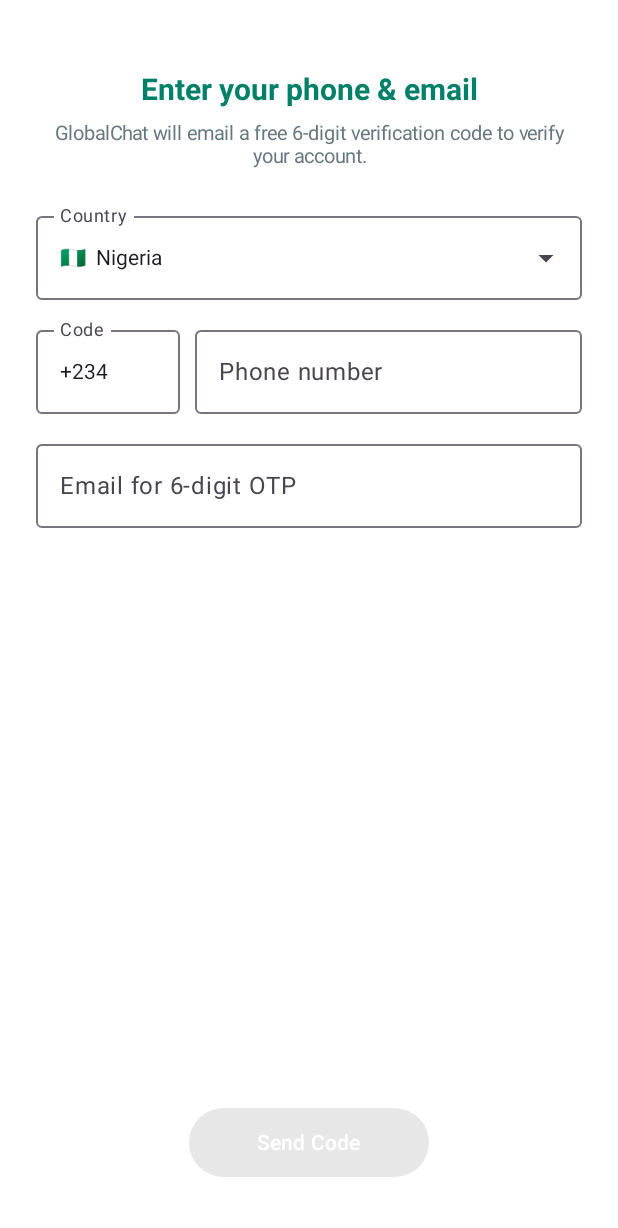
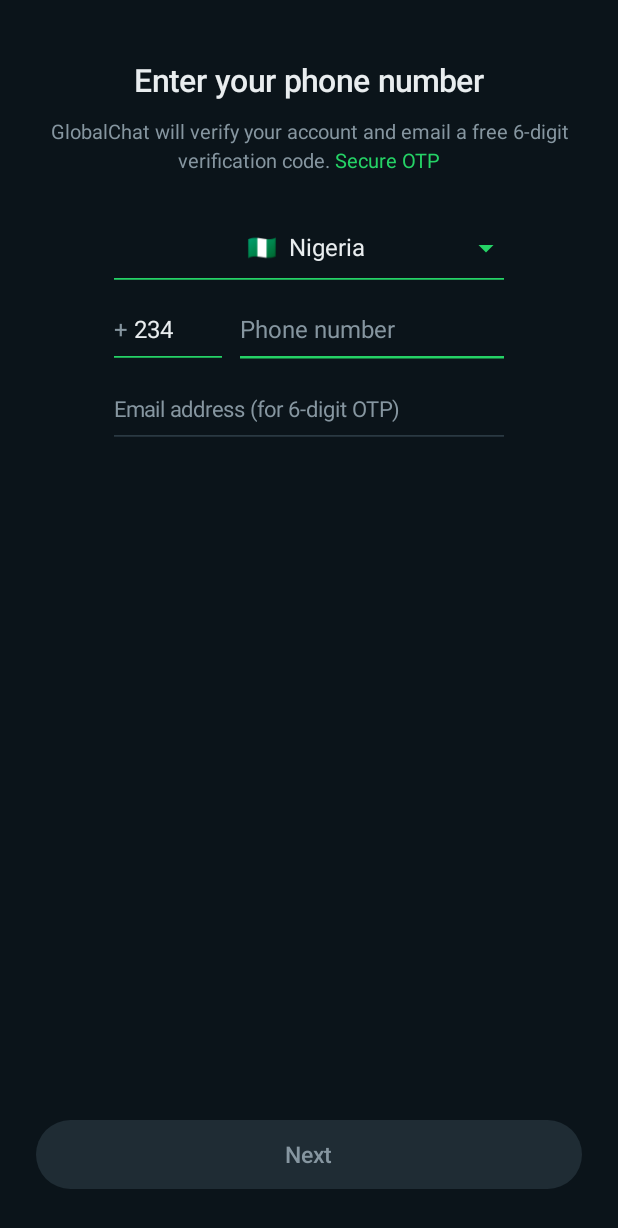
Before and after one commit to olawale341/VIA, an Android app built with Jetpack Compose: the composable PhoneEntryScreen called with empty values, on a phone screen of 412 x 824 dp. Shown: the top 1228 px of the screen. Run offline under Robolectric (Android 15) with nearby library versions, the phone set to English and light mode, and no system bars.

Commit message:
Update OnboardingScreens.kt

```diff
--- a/android-app/app/src/main/java/com/globalchat/android/ui/OnboardingScreens.kt
+++ b/android-app/app/src/main/java/com/globalchat/android/ui/OnboardingScreens.kt
@@ -10,6 +10,7 @@ import androidx.compose.foundation.clickable
 import androidx.compose.foundation.layout.*
 import androidx.compose.foundation.shape.CircleShape
 import androidx.compose.foundation.shape.RoundedCornerShape
+import androidx.compose.foundation.text.BasicTextField
 import androidx.compose.foundation.text.KeyboardOptions
 import androidx.compose.material.icons.Icons
 import androidx.compose.material.icons.filled.*
@@ -19,52 +20,58 @@ import androidx.compose.ui.Alignment
 import androidx.compose.ui.Modifier
 import androidx.compose.ui.draw.clip
 import androidx.compose.ui.graphics.Color
+import androidx.compose.ui.graphics.SolidColor
 import androidx.compose.ui.layout.ContentScale
 import androidx.compose.ui.platform.LocalContext
+import androidx.compose.ui.text.SpanStyle
+import androidx.compose.ui.text.TextStyle
+import androidx.compose.ui.text.buildAnnotatedString
 import androidx.compose.ui.text.font.FontWeight
 import androidx.compose.ui.text.input.KeyboardType
 import androidx.compose.ui.text.style.TextAlign
+import androidx.compose.ui.text.withStyle
 import androidx.compose.ui.unit.dp
 import androidx.compose.ui.unit.sp
 import com.globalchat.android.model.supportedCountries
 import kotlinx.coroutines.delay
 
-private val WaGreen = Color(0xFF008069)
-private val WaBrightGreen = Color(0xFF1DAB61)
-
 @Composable
 fun WelcomeScreen(onAgree: () -> Unit) {
+    val p = LocalWaPalette.current
     Column(
-        modifier = Modifier.fillMaxSize().background(Color.White).padding(28.dp),
+        modifier = Modifier.fillMaxSize().background(p.bg).padding(horizontal = 24.dp, vertical = 32.dp),
         horizontalAlignment = Alignment.CenterHorizontally,
         verticalArrangement = Arrangement.SpaceBetween
     ) {
-        Spacer(Modifier.height(24.dp))
+        Spacer(Modifier.height(36.dp))
+
         Column(horizontalAlignment = Alignment.CenterHorizontally) {
             Box(
-                modifier = Modifier.size(120.dp).clip(CircleShape).background(Color(0xFFE7FFDB)),
+                modifier = Modifier.size(92.dp).clip(CircleShape).background(if (p.isDark) Color.Transparent else Color(0xFFE7FFDB)),
                 contentAlignment = Alignment.Center
             ) {
-                Icon(Icons.Default.Forum, null, tint = WaGreen, modifier = Modifier.size(64.dp))
+                Icon(Icons.Default.Call, null, tint = p.accent, modifier = Modifier.size(64.dp))
             }
-            Spacer(Modifier.height(32.dp))
-            Text("Welcome to GlobalChat", fontSize = 24.sp, fontWeight = FontWeight.Bold, color = Color(0xFF111B21))
+            Spacer(Modifier.height(44.dp))
+            Text("Welcome to GlobalChat", fontSize = 26.sp, fontWeight = FontWeight.Medium, color = p.textPrimary)
             Spacer(Modifier.height(14.dp))
-            Text(
-                "Simple, reliable, private messaging across the world. Tap \"Agree and continue\" to accept our Terms of Service and Privacy Policy.",
-                textAlign = TextAlign.Center,
-                color = Color(0xFF667781),
-                fontSize = 14.sp,
-                lineHeight = 20.sp
-            )
+            val policyText = buildAnnotatedString {
+                append("Read our ")
+                withStyle(SpanStyle(color = p.linkBlue)) { append("Privacy Policies") }
+                append(". Tap \"Agree and continue\" to accept our ")
+                withStyle(SpanStyle(color = p.linkBlue)) { append("Terms of Service") }
+                append(".")
             }
+            Text(policyText, textAlign = TextAlign.Center, color = p.textSecondary, fontSize = 13.5.sp, lineHeight = 20.sp)
+        }
+
         Button(
             onClick = onAgree,
             shape = RoundedCornerShape(24.dp),
-            colors = ButtonDefaults.buttonColors(containerColor = WaGreen),
-            modifier = Modifier.fillMaxWidth().height(48.dp)
+            colors = ButtonDefaults.buttonColors(containerColor = p.accent),
+            modifier = Modifier.fillMaxWidth().height(46.dp)
         ) {
-            Text("Agree and continue", color = Color.White, fontWeight = FontWeight.SemiBold)
+            Text("Agree and continue", color = p.accentText, fontWeight = FontWeight.SemiBold, fontSize = 14.5.sp)
         }
     }
 }
@@ -75,36 +82,39 @@ fun PhoneEntryScreen(
     errorText: String?,
     onSubmit: (String, String, String) -> Unit
 ) {
+    val p = LocalWaPalette.current
     var selectedCountry by remember { mutableStateOf(supportedCountries.first()) }
     var showCountryMenu by remember { mutableStateOf(false) }
     var localPhone by remember { mutableStateOf("") }
     var email by remember { mutableStateOf("") }
 
     Column(
-        modifier = Modifier.fillMaxSize().background(Color.White).padding(24.dp),
+        modifier = Modifier.fillMaxSize().background(p.bg).padding(horizontal = 24.dp, vertical = 24.dp),
         horizontalAlignment = Alignment.CenterHorizontally
     ) {
-        Spacer(Modifier.height(24.dp))
-        Text("Enter your phone & email", fontSize = 20.sp, fontWeight = FontWeight.Bold, color = WaGreen)
-        Spacer(Modifier.height(10.dp))
-        Text(
-            "GlobalChat will email a free 6-digit verification code to verify your account.",
-            textAlign = TextAlign.Center,
-            fontSize = 13.sp,
-            color = Color(0xFF667781)
-        )
-        Spacer(Modifier.height(24.dp))
+        Spacer(Modifier.height(18.dp))
+        Text("Enter your phone number", fontSize = 21.sp, fontWeight = FontWeight.Medium, color = p.textPrimary)
+        Spacer(Modifier.height(12.dp))
+        val sub = buildAnnotatedString {
+            append("GlobalChat will verify your account and email a free 6-digit verification code. ")
+            withStyle(SpanStyle(color = p.accent)) { append("Secure OTP") }
+        }
+        Text(sub, textAlign = TextAlign.Center, fontSize = 13.5.sp, color = p.textSecondary, lineHeight = 19.sp)
+        Spacer(Modifier.height(28.dp))
 
-        Box(modifier = Modifier.fillMaxWidth()) {
-            OutlinedTextField(
-                value = "${selectedCountry.flag}  ${selectedCountry.name}",
-                onValueChange = {},
-                readOnly = true,
-                label = { Text("Country") },
-                trailingIcon = { Icon(Icons.Default.ArrowDropDown, null) },
-                modifier = Modifier.fillMaxWidth()
-            )
-            Box(modifier = Modifier.matchParentSize().clickable { showCountryMenu = true })
+        Box(modifier = Modifier.width(260.dp).clickable { showCountryMenu = true }) {
+            Column {
+                Row(
+                    modifier = Modifier.fillMaxWidth().padding(vertical = 8.dp),
+                    horizontalArrangement = Arrangement.SpaceBetween,
+                    verticalAlignment = Alignment.CenterVertically
+                ) {
+                    Spacer(Modifier.width(20.dp))
+                    Text("${selectedCountry.flag}  ${selectedCountry.name}", color = p.textPrimary, fontSize = 16.sp)
+                    Icon(Icons.Default.ArrowDropDown, null, tint = p.accent)
+                }
+                HorizontalDivider(color = p.accent, thickness = 1.2.dp)
+            }
             DropdownMenu(expanded = showCountryMenu, onDismissRequest = { showCountryMenu = false }) {
                 supportedCountries.forEach { country ->
                     DropdownMenuItem(
@@ -115,54 +125,76 @@ fun PhoneEntryScreen(
             }
         }
 
-        Spacer(Modifier.height(12.dp))
-        Row(modifier = Modifier.fillMaxWidth(), horizontalArrangement = Arrangement.spacedBy(10.dp)) {
-            OutlinedTextField(
-                value = selectedCountry.dialCode,
-                onValueChange = {},
-                readOnly = true,
-                label = { Text("Code") },
-                modifier = Modifier.width(96.dp)
-            )
-            OutlinedTextField(
+        Spacer(Modifier.height(16.dp))
+
+        Row(modifier = Modifier.width(260.dp), horizontalArrangement = Arrangement.spacedBy(12.dp), verticalAlignment = Alignment.Bottom) {
+            Column(modifier = Modifier.width(72.dp)) {
+                Row(modifier = Modifier.padding(vertical = 8.dp), verticalAlignment = Alignment.CenterVertically) {
+                    Text("+ ", color = p.textSecondary, fontSize = 16.sp)
+                    Text(selectedCountry.dialCode.removePrefix("+"), color = p.textPrimary, fontSize = 16.sp)
+                }
+                HorizontalDivider(color = p.accent, thickness = 1.2.dp)
+            }
+            Column(modifier = Modifier.weight(1f)) {
+                BasicTextField(
                     value = localPhone,
                     onValueChange = { localPhone = it },
-                label = { Text("Phone number") },
-                placeholder = { Text("8012345678") },
                     singleLine = true,
+                    cursorBrush = SolidColor(p.accent),
+                    textStyle = TextStyle(color = p.textPrimary, fontSize = 16.sp),
                     keyboardOptions = KeyboardOptions(keyboardType = KeyboardType.Phone),
-                modifier = Modifier.weight(1f)
+                    decorationBox = { inner ->
+                        Box(modifier = Modifier.padding(vertical = 8.dp)) {
+                            if (localPhone.isEmpty()) Text("Phone number", color = p.textSecondary, fontSize = 16.sp)
+                            inner()
+                        }
+                    },
+                    modifier = Modifier.fillMaxWidth()
                 )
+                HorizontalDivider(color = p.accent, thickness = 1.6.dp)
+            }
         }
 
-        Spacer(Modifier.height(12.dp))
-        OutlinedTextField(
+        Spacer(Modifier.height(18.dp))
+
+        Column(modifier = Modifier.width(260.dp)) {
+            BasicTextField(
                 value = email,
                 onValueChange = { email = it },
-            label = { Text("Email for 6-digit OTP") },
-            placeholder = { Text("you@gmail.com") },
                 singleLine = true,
+                cursorBrush = SolidColor(p.accent),
+                textStyle = TextStyle(color = p.textPrimary, fontSize = 15.sp),
                 keyboardOptions = KeyboardOptions(keyboardType = KeyboardType.Email),
+                decorationBox = { inner ->
+                    Box(modifier = Modifier.padding(vertical = 8.dp)) {
+                        if (email.isEmpty()) Text("Email address (for 6-digit OTP)", color = p.textSecondary, fontSize = 14.5.sp)
+                        inner()
+                    }
+                },
                 modifier = Modifier.fillMaxWidth()
             )
+            HorizontalDivider(color = p.surfaceVariant, thickness = 1.2.dp)
+        }
 
         if (errorText != null) {
-            Spacer(Modifier.height(10.dp))
-            Text(errorText, color = Color.Red, fontSize = 12.sp, textAlign = TextAlign.Center)
+            Spacer(Modifier.height(14.dp))
+            Text(errorText, color = p.danger, fontSize = 12.5.sp, textAlign = TextAlign.Center)
         }
 
         Spacer(Modifier.weight(1f))
+
+        val canProceed = !isLoading && localPhone.count { it.isDigit() } >= 6 && email.contains("@")
         Button(
             onClick = { onSubmit(selectedCountry.dialCode, localPhone, email) },
-            enabled = !isLoading && localPhone.count { it.isDigit() } >= 6 && email.contains("@"),
+            enabled = canProceed,
             shape = RoundedCornerShape(24.dp),
-            colors = ButtonDefaults.buttonColors(containerColor = WaGreen),
-            modifier = Modifier.width(160.dp).height(46.dp)
+            colors = ButtonDefaults.buttonColors(containerColor = p.accent, disabledContainerColor = p.surface),
+            modifier = Modifier.fillMaxWidth().height(46.dp)
         ) {
-            if (isLoading) CircularProgressIndicator(color = Color.White, modifier = Modifier.size(20.dp), strokeWidth = 2.dp)
-            else Text("Send Code", color = Color.White, fontWeight = FontWeight.SemiBold)
+            if (isLoading) CircularProgressIndicator(color = p.accentText, modifier = Modifier.size(20.dp), strokeWidth = 2.dp)
+            else Text("Next", color = if (canProceed) p.accentText else p.textSecondary, fontWeight = FontWeight.SemiBold, fontSize = 15.sp)
         }
-        Spacer(Modifier.height(16.dp))
+        Spacer(Modifier.height(8.dp))
     }
 }
 
@@ -176,6 +208,7 @@ fun OtpVerificationScreen(
     onResend: () -> Unit,
     onWrongNumber: () -> Unit
 ) {
+    val p = LocalWaPalette.current
     var otpCode by remember { mutableStateOf("") }
     var secondsLeft by remember { mutableIntStateOf(60) }
 
@@ -187,34 +220,44 @@ fun OtpVerificationScreen(
     }
 
     Column(
-        modifier = Modifier.fillMaxSize().background(Color.White).padding(24.dp),
+        modifier = Modifier.fillMaxSize().background(p.bg).padding(24.dp),
         horizontalAlignment = Alignment.CenterHorizontally
     ) {
         Spacer(Modifier.height(24.dp))
-        Text("Verifying $phoneNumber", fontSize = 20.sp, fontWeight = FontWeight.Bold, color = WaGreen)
-        Spacer(Modifier.height(8.dp))
-        Text("We emailed a 6-digit code to $email", fontSize = 13.sp, color = Color(0xFF667781), textAlign = TextAlign.Center)
-        TextButton(onClick = onWrongNumber) { Text("Wrong phone or email?", color = Color(0xFF027EB5)) }
+        Text("Verifying $phoneNumber", fontSize = 20.sp, fontWeight = FontWeight.Medium, color = p.textPrimary)
+        Spacer(Modifier.height(10.dp))
+        Text("We sent a 6-digit code to $email.", fontSize = 13.5.sp, color = p.textSecondary, textAlign = TextAlign.Center)
+        TextButton(onClick = onWrongNumber) { Text("Wrong number or email?", color = p.linkBlue) }
 
-        Spacer(Modifier.height(20.dp))
-        OutlinedTextField(
+        Spacer(Modifier.height(24.dp))
+        Column(modifier = Modifier.width(200.dp), horizontalAlignment = Alignment.CenterHorizontally) {
+            BasicTextField(
                 value = otpCode,
                 onValueChange = { if (it.length <= 6 && it.all(Char::isDigit)) otpCode = it },
-            label = { Text("Enter 6-digit code") },
                 singleLine = true,
+                cursorBrush = SolidColor(p.accent),
+                textStyle = TextStyle(color = p.textPrimary, fontSize = 24.sp, letterSpacing = 8.sp, textAlign = TextAlign.Center),
                 keyboardOptions = KeyboardOptions(keyboardType = KeyboardType.Number),
-            modifier = Modifier.width(220.dp)
+                decorationBox = { inner ->
+                    Box(modifier = Modifier.fillMaxWidth().padding(vertical = 8.dp), contentAlignment = Alignment.Center) {
+                        if (otpCode.isEmpty()) Text("- - -  - - -", color = p.textSecondary, fontSize = 22.sp)
+                        inner()
+                    }
+                }
             )
+            HorizontalDivider(color = p.accent, thickness = 1.6.dp)
+        }
+
         if (errorText != null) {
-            Spacer(Modifier.height(8.dp))
-            Text(errorText, color = Color.Red, fontSize = 12.sp, textAlign = TextAlign.Center)
+            Spacer(Modifier.height(12.dp))
+            Text(errorText, color = p.danger, fontSize = 12.5.sp, textAlign = TextAlign.Center)
         }
-        Spacer(Modifier.height(16.dp))
+        Spacer(Modifier.height(18.dp))
         Text(
-            text = if (secondsLeft > 0) "Resend code in 0:${secondsLeft.toString().padStart(2, '0')}" else "Didn't receive code? Tap to Resend",
-            fontSize = 13.sp,
-            color = if (secondsLeft > 0) Color(0xFF667781) else WaGreen,
-            fontWeight = if (secondsLeft == 0) FontWeight.Bold else FontWeight.Normal,
+            text = if (secondsLeft > 0) "Resend code in 0:${secondsLeft.toString().padStart(2, '0')}" else "Didn't receive code? Resend",
+            fontSize = 13.5.sp,
+            color = if (secondsLeft > 0) p.textSecondary else p.accent,
+            fontWeight = if (secondsLeft == 0) FontWeight.SemiBold else FontWeight.Normal,
             modifier = Modifier.clickable(enabled = secondsLeft == 0 && !isLoading) {
                 secondsLeft = 60
                 onResend()
@@ -226,18 +269,19 @@ fun OtpVerificationScreen(
             onClick = { onVerify(otpCode) },
             enabled = !isLoading && otpCode.length == 6,
             shape = RoundedCornerShape(24.dp),
-            colors = ButtonDefaults.buttonColors(containerColor = WaGreen),
-            modifier = Modifier.width(160.dp).height(46.dp)
+            colors = ButtonDefaults.buttonColors(containerColor = p.accent, disabledContainerColor = p.surface),
+            modifier = Modifier.fillMaxWidth().height(46.dp)
         ) {
-            if (isLoading) CircularProgressIndicator(color = Color.White, modifier = Modifier.size(20.dp), strokeWidth = 2.dp)
-            else Text("Verify", color = Color.White, fontWeight = FontWeight.SemiBold)
+            if (isLoading) CircularProgressIndicator(color = p.accentText, modifier = Modifier.size(20.dp), strokeWidth = 2.dp)
+            else Text("Verify", color = if (otpCode.length == 6) p.accentText else p.textSecondary, fontWeight = FontWeight.SemiBold)
         }
-        Spacer(Modifier.height(16.dp))
+        Spacer(Modifier.height(8.dp))
     }
 }
 
 @Composable
 fun ProfileSetupScreen(onComplete: (String, String, Uri?) -> Unit) {
+    val p = LocalWaPalette.current
     val context = LocalContext.current
     var name by remember { mutableStateOf("") }
     var about by remember { mutableStateOf("Hey there! I am using GlobalChat.") }
@@ -248,44 +292,48 @@ fun ProfileSetupScreen(onComplete: (String, String, Uri?) -> Unit) {
     }
 
     val previewBitmap = remember(avatarUri) {
-        avatarUri?.let {
-            MediaHelper.uriToCompressedBase64(context, it, 300)?.let(MediaHelper::decodeBase64ToImage)
-        }
+        avatarUri?.let { MediaHelper.uriToCompressedBase64(context, it, 300)?.let(MediaHelper::decodeBase64ToImage) }
     }
 
     Column(
-        modifier = Modifier.fillMaxSize().background(Color.White).padding(24.dp),
+        modifier = Modifier.fillMaxSize().background(p.bg).padding(24.dp),
         horizontalAlignment = Alignment.CenterHorizontally
     ) {
         Spacer(Modifier.height(24.dp))
-        Text("Profile info", fontSize = 20.sp, fontWeight = FontWeight.Bold, color = WaGreen)
+        Text("Profile info", fontSize = 20.sp, fontWeight = FontWeight.Medium, color = p.textPrimary)
         Spacer(Modifier.height(8.dp))
-        Text("Please provide your name and an optional profile photo", fontSize = 13.sp, color = Color(0xFF667781))
+        Text("Please provide your name and an optional profile photo", fontSize = 13.sp, color = p.textSecondary, textAlign = TextAlign.Center)
         Spacer(Modifier.height(28.dp))
 
         Box(
             modifier = Modifier
-                .size(110.dp)
+                .size(116.dp)
                 .clip(CircleShape)
-                .background(Color(0xFFE9EDEF))
-                .clickable {
-                    photoPicker.launch(PickVisualMediaRequest(ActivityResultContracts.PickVisualMedia.ImageOnly))
-                },
+                .background(p.surface)
+                .clickable { photoPicker.launch(PickVisualMediaRequest(ActivityResultContracts.PickVisualMedia.ImageOnly)) },
             contentAlignment = Alignment.Center
         ) {
             if (previewBitmap != null) {
                 Image(previewBitmap, contentDescription = "Avatar", contentScale = ContentScale.Crop, modifier = Modifier.fillMaxSize())
             } else {
-                Icon(Icons.Default.AddAPhoto, null, tint = Color(0xFF667781), modifier = Modifier.size(38.dp))
+                Icon(Icons.Default.AddAPhoto, null, tint = p.textSecondary, modifier = Modifier.size(40.dp))
             }
         }
 
-        Spacer(Modifier.height(24.dp))
+        Spacer(Modifier.height(28.dp))
         OutlinedTextField(
             value = name,
             onValueChange = { name = it },
             label = { Text("Type your name here") },
             singleLine = true,
+            colors = OutlinedTextFieldDefaults.colors(
+                focusedTextColor = p.textPrimary,
+                unfocusedTextColor = p.textPrimary,
+                focusedBorderColor = p.accent,
+                unfocusedBorderColor = p.surfaceVariant,
+                focusedLabelColor = p.accent,
+                unfocusedLabelColor = p.textSecondary
+            ),
             modifier = Modifier.fillMaxWidth()
         )
         Spacer(Modifier.height(12.dp))
@@ -294,6 +342,14 @@ fun ProfileSetupScreen(onComplete: (String, String, Uri?) -> Unit) {
             onValueChange = { about = it },
             label = { Text("About") },
             singleLine = true,
+            colors = OutlinedTextFieldDefaults.colors(
+                focusedTextColor = p.textPrimary,
+                unfocusedTextColor = p.textPrimary,
+                focusedBorderColor = p.accent,
+                unfocusedBorderColor = p.surfaceVariant,
+                focusedLabelColor = p.accent,
+                unfocusedLabelColor = p.textSecondary
+            ),
             modifier = Modifier.fillMaxWidth()
         )
 
@@ -302,11 +358,11 @@ fun ProfileSetupScreen(onComplete: (String, String, Uri?) -> Unit) {
             onClick = { onComplete(name, about, avatarUri) },
             enabled = name.isNotBlank(),
             shape = RoundedCornerShape(24.dp),
-            colors = ButtonDefaults.buttonColors(containerColor = WaBrightGreen),
-            modifier = Modifier.width(150.dp).height(46.dp)
+            colors = ButtonDefaults.buttonColors(containerColor = p.accent, disabledContainerColor = p.surface),
+            modifier = Modifier.fillMaxWidth().height(46.dp)
         ) {
-            Text("Next", color = Color.White, fontWeight = FontWeight.SemiBold)
+            Text("Next", color = if (name.isNotBlank()) p.accentText else p.textSecondary, fontWeight = FontWeight.SemiBold)
         }
-        Spacer(Modifier.height(16.dp))
+        Spacer(Modifier.height(8.dp))
     }
 }
```
Lines whose indentation alone changed are shown as unchanged.
